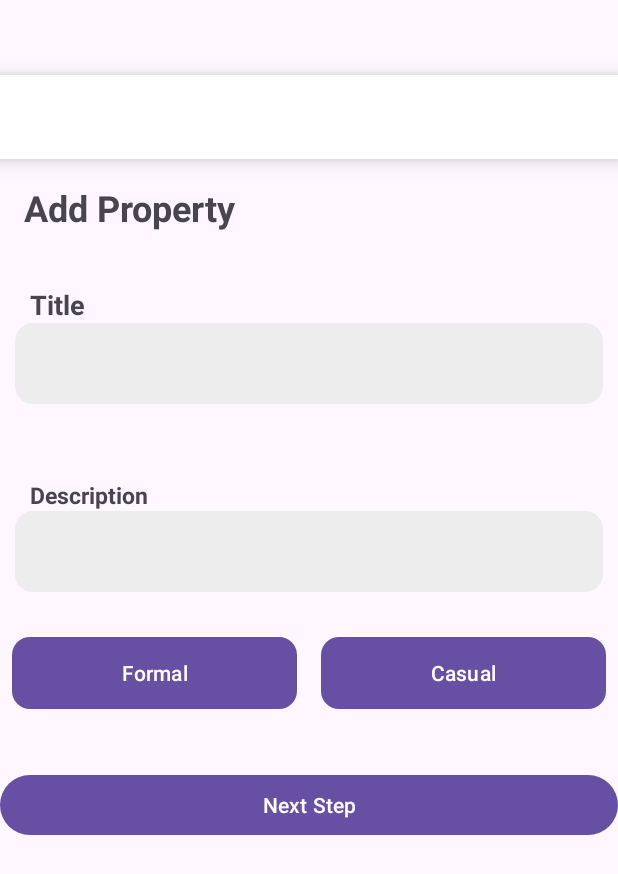
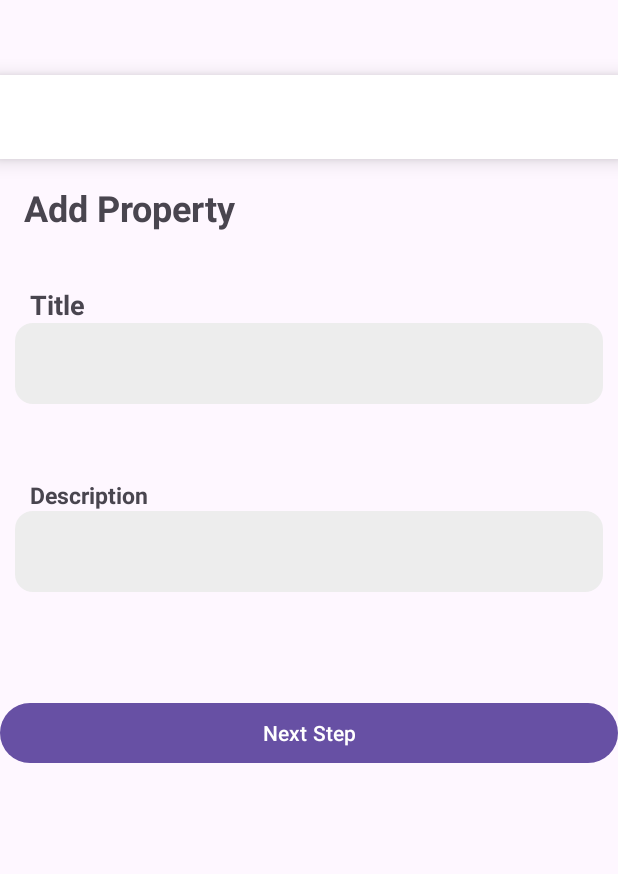
Before and after one commit to MrNathanDrake/Hexon_Project, an Android app: the layout add_property_description.xml on its own in the app's theme, with its tools: preview values and no code run, on a phone screen of 412 x 824 dp. Shown: the top 874 px of the screen. Run offline under Robolectric (Android 15) with nearby library versions, the phone set to English and light mode, and no system bars.

Commit message:
update AI generation function

```diff
--- a/app/src/main/res/layout/add_property_description.xml
+++ b/app/src/main/res/layout/add_property_description.xml
@@ -98,25 +98,6 @@
         app:layout_constraintStart_toStartOf="parent"
         app:layout_constraintEnd_toEndOf="parent">
 
-        <Button
-            android:layout_width="0dp"
-            android:layout_height="wrap_content"
-            android:layout_weight="1"
-            android:layout_marginEnd="8dp"
-            android:background="@drawable/rounded_background"
-            android:backgroundTint="@null"
-            android:textColor="@color/white"
-            android:text="Formal" />
-
-        <Button
-            android:layout_width="0dp"
-            android:layout_height="wrap_content"
-            android:layout_weight="1"
-            android:layout_marginStart="8dp"
-            android:background="@drawable/rounded_background"
-            android:backgroundTint="@null"
-            android:textColor="@color/white"
-            android:text="Casual" />
 
     </LinearLayout>
 
```
Also changed, not shown: app/src/main/java/com/example/cmpt362_project/addproperty/AddPropertyDescription.kt (+44 -37 lines), app/src/main/java/com/example/cmpt362_project/addproperty/AddPropertyFragment.kt (+24 -19 lines).
